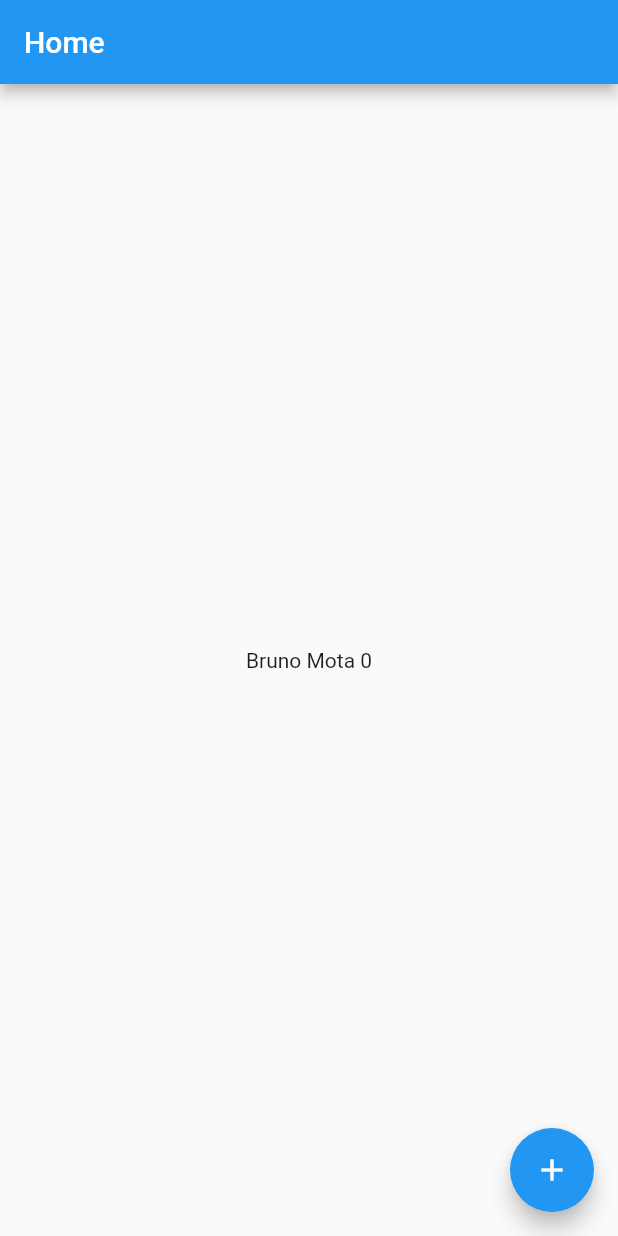
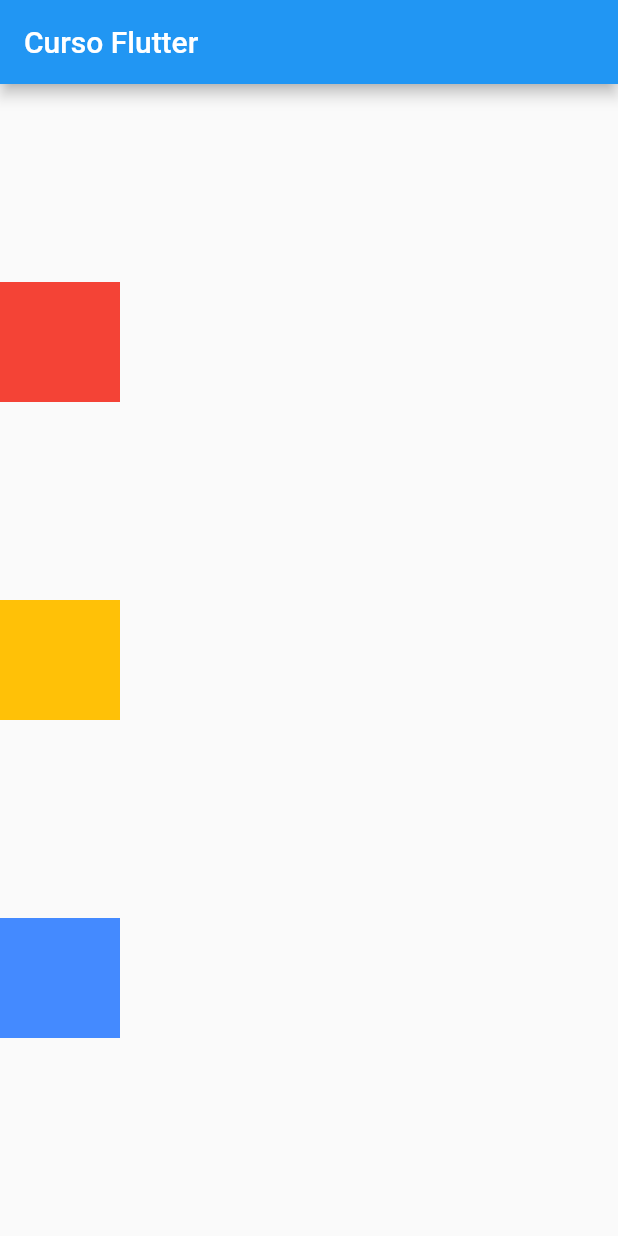
Before and after one commit to bmotadev/projeto-estudo-flutter, a Flutter app: the screen it shows after launch, on a phone screen of 412 x 824 dp. Run offline on Flutter 3.47's test engine with Material 2 defaults, Android fonts, the phone set to English and light mode, and no system bars.

Commit message:
:sparkles: feat: Columns e Rows - Utilizando Columns e suas propriedades.

```diff
--- a/lib/home_page.dart
+++ b/lib/home_page.dart
@@ -17,21 +17,53 @@ class _HomePageState extends State<HomePage> {
   Widget build(BuildContext context) {
     return Scaffold(
       appBar: AppBar(
-        // barra no topo da tela
-        title: const Text('Home'),
+        title: const Text('Curso Flutter'),
       ),
-      body: Center(
-        child: Text("Bruno Mota $counter"),
-      ),
-      floatingActionButton: FloatingActionButton(
-        child: Icon(Icons.add),
-        // quando clicar nesse botão, vai chamar a função anonima abaixo. Uma função anonima pode ser passada como propriedade.
-        onPressed: () {
-          setState(() {
-            counter++;
-          });
-        },
-      ),
+      body: SizedBox(
+          width: double.infinity,
+          child: Column(
+            mainAxisAlignment: MainAxisAlignment.spaceEvenly,
+            crossAxisAlignment: CrossAxisAlignment.start,
+            children: [
+              Container(
+                width: 80,
+                height: 80,
+                color: Colors.red,
+              ),
+              Container(
+                width: 80,
+                height: 80,
+                color: Colors.amber,
+              ),
+              Container(
+                width: 80,
+                height: 80,
+                color: Colors.blueAccent,
+              )
+            ],
+          )),
     );
   }
+
+  // @override
+  // Widget build(BuildContext context) {
+  //   return Scaffold(
+  //     appBar: AppBar(
+  //       // barra no topo da tela
+  //       title: const Text('Home'),
+  //     ),
+  //     body: Center(
+  //       child: Text("Bruno Mota $counter"),
+  //     ),
+  //     floatingActionButton: FloatingActionButton(
+  //       child: Icon(Icons.add),
+  //       // quando clicar nesse botão, vai chamar a função anonima abaixo. Uma função anonima pode ser passada como propriedade.
+  //       onPressed: () {
+  //         setState(() {
+  //           counter++;
+  //         });
+  //       },
+  //     ),
+  //   );
+  // }
 }
```
